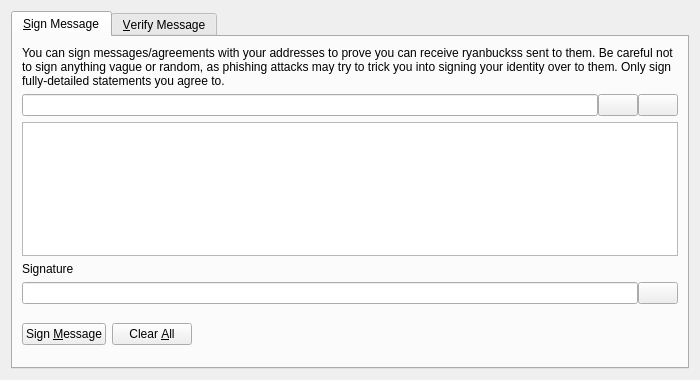
First picture: the form in src/qt/forms/signverifymessagedialog.ui, repository BaratasFPV/RyanBucks, before the edit.
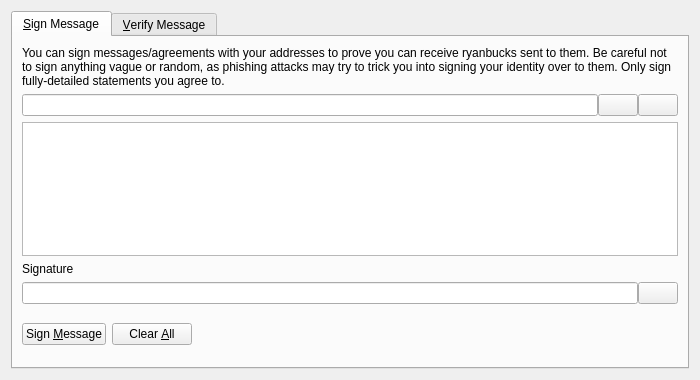
Second picture: the form after the edit. Icons and pictures are not drawn. Custom widgets are drawn as their Qt base class.

Diff of the .ui file:
```diff
--- a/src/qt/forms/signverifymessagedialog.ui
+++ b/src/qt/forms/signverifymessagedialog.ui
@@ -30,7 +30,7 @@
        <item>
         <widget class="QLabel" name="infoLabel_SM">
          <property name="text">
-          <string>You can sign messages/agreements with your addresses to prove you can receive ryanbuckss sent to them. Be careful not to sign anything vague or random, as phishing attacks may try to trick you into signing your identity over to them. Only sign fully-detailed statements you agree to.</string>
+          <string>You can sign messages/agreements with your addresses to prove you can receive ryanbucks sent to them. Be careful not to sign anything vague or random, as phishing attacks may try to trick you into signing your identity over to them. Only sign fully-detailed statements you agree to.</string>
          </property>
          <property name="textFormat">
           <enum>Qt::PlainText</enum>
```
